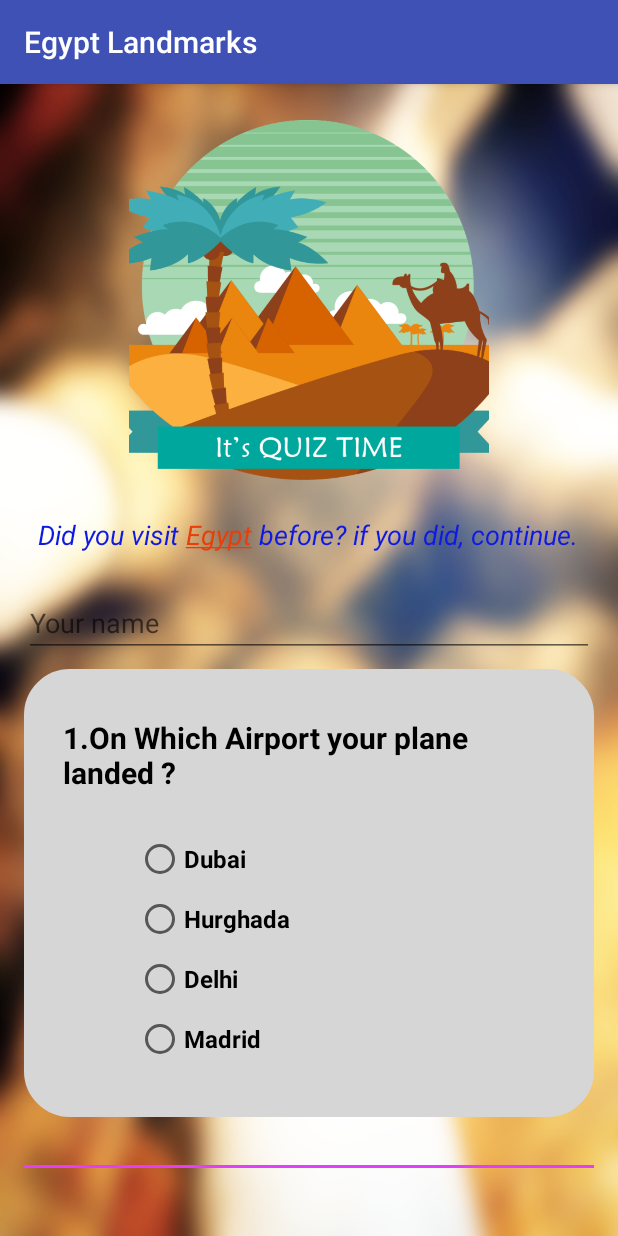
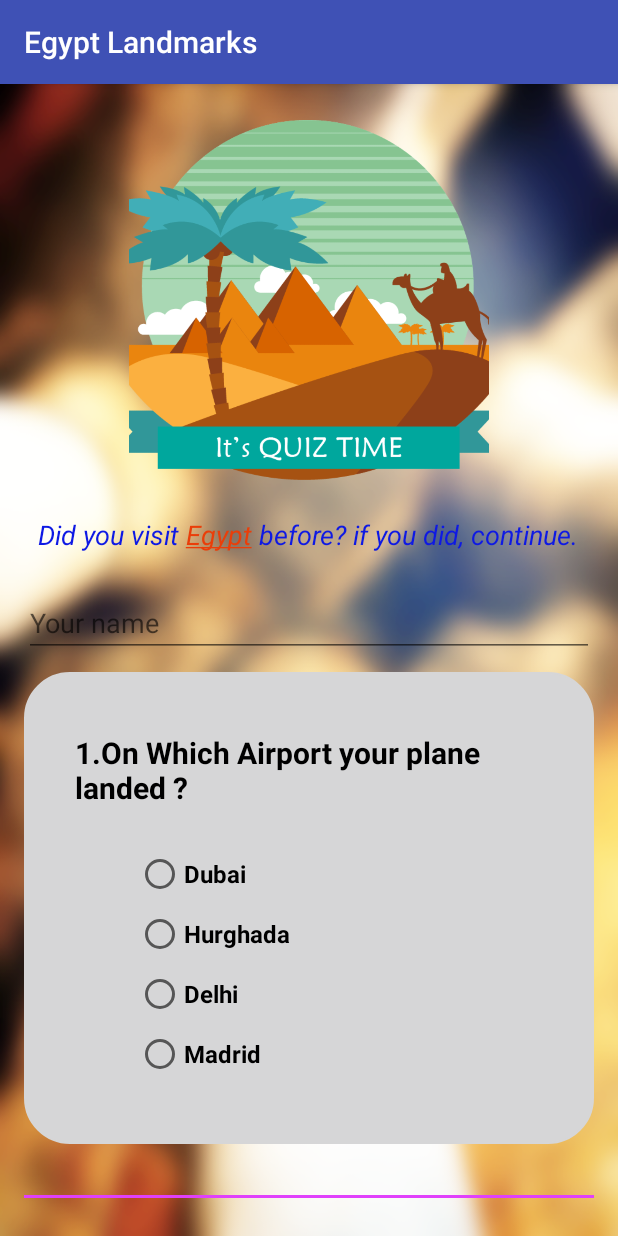
Before and after one commit to MuAladdinIbrahim/EgyptLandmarks, an Android app: the screen it shows after launch (MainActivity), on a phone screen of 412 x 824 dp. Run offline under Robolectric (Android 15) with nearby library versions, the light colour scheme and no system bars.

Commit message:
Update Dimension.xml

```diff
--- a/app/src/main/res/values/Dimension.xml
+++ b/app/src/main/res/values/Dimension.xml
@@ -10,6 +10,9 @@
     <dimen name="marginRight18">18dp</dimen>
     <dimen name="marginLeft18">18dp</dimen>
 
+    <dimen name="padding_16">16dp</dimen>
+
+
 
     <dimen name="textSize20">20sp</dimen>
     <dimen name="textSize18">18sp</dimen>
@@ -18,6 +21,8 @@
 
     <dimen name="marginBottom48">48dp</dimen>
     <dimen name="marginBottom24">24dp</dimen>
+    <dimen name="marginBottom10">10dp</dimen>
+    <dimen name="marginTop10">10dp</dimen>
 
     <dimen name="marginTop55">55dp</dimen>
     <dimen name="marginTop40">40dp</dimen>
```
